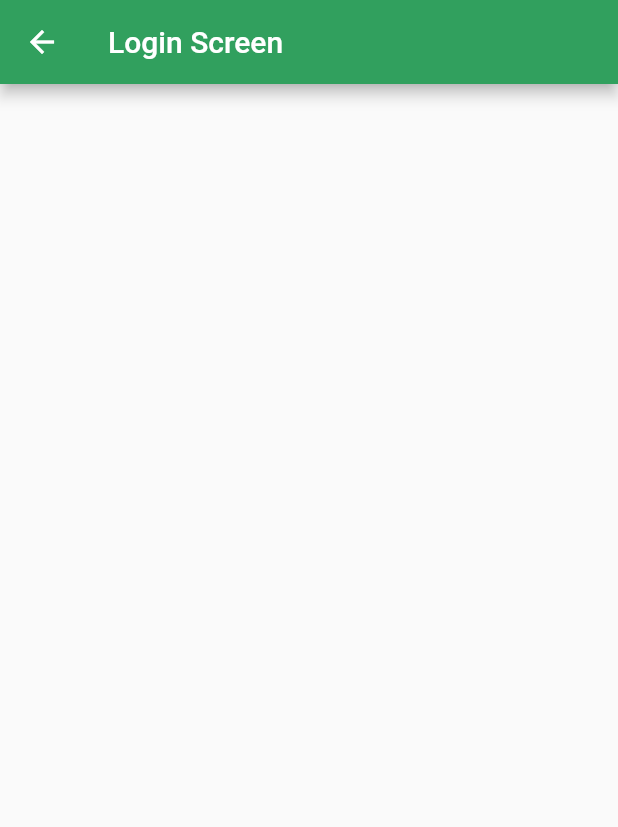
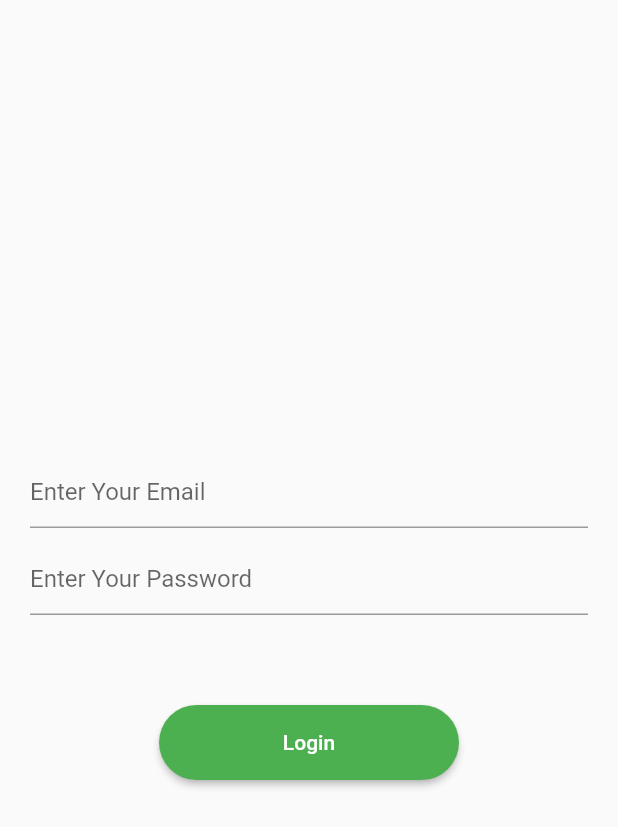
Before and after one commit to 23Pstars/tani-commodity, a Flutter app: the LoginScreen screen opened directly, on a phone screen of 412 x 824 dp. Shown: the top 827 px of the screen. Run offline on Flutter 3.47's test engine with Material 2 defaults, Android fonts, the phone set to English and light mode, and no system bars; our stand-ins replace firebase_auth; accounts and stored records are empty; project files that could hold a hidden picture were left out.

Commit message:
add firebase auth

```diff
--- a/lib/src/app.dart
+++ b/lib/src/app.dart
@@ -19,6 +19,7 @@ class _AppState extends State<App> {
         accentColor: Color(0xffffc502),
         backgroundColor: Color(0xfff6f6f9),
         buttonTheme: ButtonThemeData(
+          shape: RoundedRectangleBorder(borderRadius:BorderRadius.circular(30.0)),
           buttonColor: Color(0xff086eba),
           textTheme: ButtonTextTheme.primary,
         ),
@@ -27,11 +28,12 @@ class _AppState extends State<App> {
             fontSize: 12,
             color: Color(0x80777777),
           ),
+
         ),
       ),
       initialRoute: '/',
       routes: <String, WidgetBuilder>{
-        '/': (context) => HomeScreen(),
+        '/': (context) => LoginScreen(),
         '/home': (context) => HomeScreen()
       },
     );
--- a/lib/src/screens/login/login_screen.dart
+++ b/lib/src/screens/login/login_screen.dart
@@ -1,14 +1,90 @@
 import 'package:flutter/material.dart';
+import 'package:firebase_auth/firebase_auth.dart';
 
-class LoginScreen extends StatelessWidget {
+class LoginScreen extends StatefulWidget {
+  @override
+  _LoginScreenState createState() => _LoginScreenState();
+}
+
+class _LoginScreenState extends State<LoginScreen> {
+  String _email, _password;
+  final GlobalKey<FormState> _formKey = GlobalKey<FormState>();
+
   @override
   Widget build(BuildContext context) {
     return Scaffold(
-      appBar: AppBar(
-        title: Text('Login Screen'),
+      // appBar: AppBar(
+      //   title: Text('Login Screen'),
+      // ),
+      body: Stack(
+      children: <Widget> [
+        Column(
+          mainAxisAlignment: MainAxisAlignment.center,
+          children: <Widget>[
+          // FlutterLogo(
+          //   size: 100.0,
+          // ),
+          Form(
+                key: _formKey,
+                child: Padding(
+                  padding: const EdgeInsets.all(20.0),
+                  child: Column(
+                    children: <Widget>[
+                      TextFormField(
+                        decoration: InputDecoration(
+                            hintText: "Enter Your Email",
+                        ),
+                        keyboardType: TextInputType.emailAddress,
+                        validator: (input) {
+                          if (input.isEmpty) {
+                            return "Email is required!";
+                          }
+                        },
+                        onSaved: (input) => _email = input,
+                      ),
+                      Padding(padding: const EdgeInsets.only(top: 10.0)),
+                      TextFormField(
+                        decoration: InputDecoration(
+                          hintText: "Enter Your Password"
+                        ),
+                        keyboardType: TextInputType.text,
+                        obscureText: true,
+                        validator: (input) {
+                          if(input.isEmpty) {
+                            return "Password is required!";
+                          } else if (input.length < 6) {
+                            return "Password length must be at least 6 character!";
+                          }
+                        },
+                        onSaved: (input) => _password = input,
+                      ),
+                      Padding(padding: const EdgeInsets.only(top: 60.0)),
+                      MaterialButton(
+                        height: 50.0,
+                        minWidth: 200.0,
+                        color: Colors.green,
+                        splashColor: Colors.teal,
+                        textColor: Colors.white,
+                        child: Text("Login"),
+                        onPressed: () async {
+                          final formState = _formKey.currentState;
+                          if (formState.validate()) {
+                            formState.save();
+                            try {
+                              FirebaseUser user = await FirebaseAuth.instance.signInWithEmailAndPassword(email: _email, password: _password);
+                              Navigator.of(context).pushNamed('/home');
+                            } catch (e) {}
+                          }
+                        },
+                      )
+                    ],
+                  ),
+                ),
+              )
+            ],
+          ),
+        ]
       ),
-      body: Container(),
     );
-    ;
   }
 }
--- a/pubspec.yaml
+++ b/pubspec.yaml
@@ -23,6 +23,7 @@ dependencies:
   # The following adds the Cupertino Icons font to your application.
   # Use with the CupertinoIcons class for iOS style icons.
   cupertino_icons: ^0.1.2
+  firebase_auth: 0.11.1+5
 
 dev_dependencies:
   flutter_test:
```
Also changed, not shown: pubspec.lock, 4 other files.
